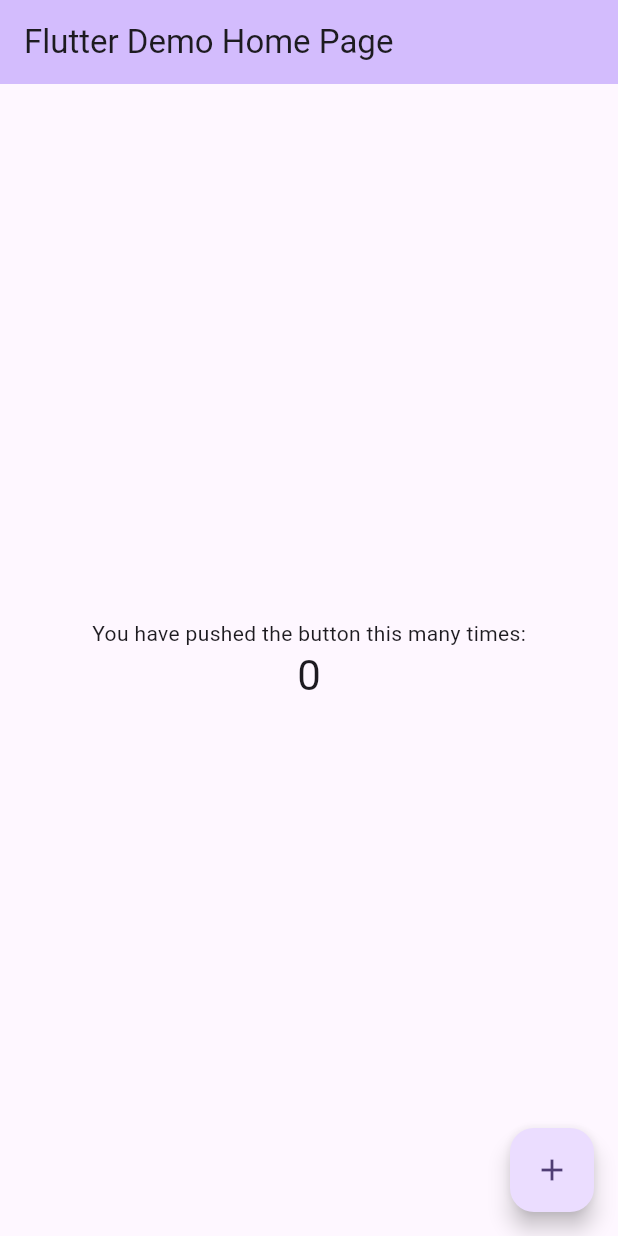
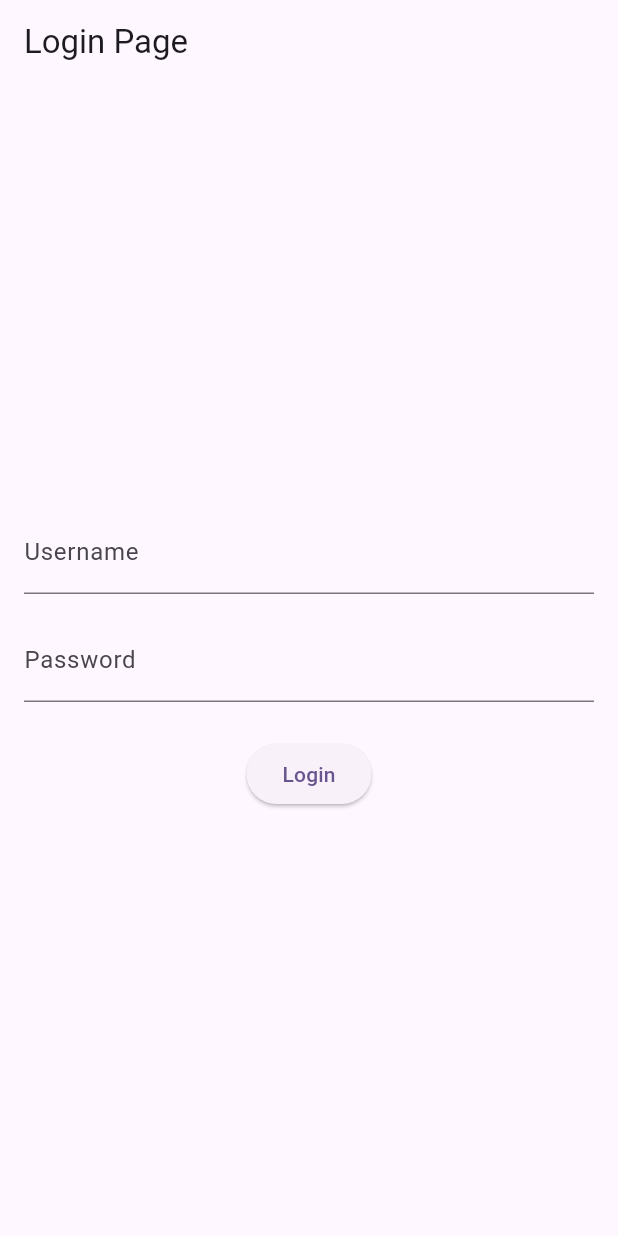
Before and after one commit to emzhofb/tutorial-flutter, a Flutter app: the screen it shows after launch, on a phone screen of 412 x 824 dp. Run offline on Flutter 3.47's test engine with Material 3 defaults, Android fonts, the phone set to English and light mode, and no system bars; our stand-ins replace flutter_easyloading, responsive_framework.

Commit message:
basic without bloc

```diff
--- a/lib/bloc/counter_bloc.dart
+++ /dev/null
@@ -1,18 +0,0 @@
-import 'package:equatable/equatable.dart';
-import 'package:flutter_bloc/flutter_bloc.dart';
-
-part 'counter_event.dart';
-part 'counter_state.dart';
-
-class CounterBloc extends Bloc<CounterEvent, CounterState> {
-  CounterBloc() : super(CounterInitial()) {
-    on<IncrementCounterRequested>(_onIncrementCounter);
-  }
-
-  Future<void> _onIncrementCounter(
-    IncrementCounterRequested event,
-    Emitter<CounterState> emit,
-  ) async {
-    emit(CounterSuccess(event.counter + 1));
-  }
-}
--- a/lib/bloc/counter_event.dart
+++ /dev/null
@@ -1,14 +0,0 @@
-part of 'counter_bloc.dart';
-
-abstract class CounterEvent extends Equatable {
-  const CounterEvent();
-
-  @override
-  List<Object> get props => [];
-}
-
-class IncrementCounterRequested extends CounterEvent {
-  final int counter;
-
-  const IncrementCounterRequested(this.counter);
-}
--- a/lib/bloc/counter_state.dart
+++ /dev/null
@@ -1,17 +0,0 @@
-part of 'counter_bloc.dart';
-
-class CounterState extends Equatable {
-  @override
-  List<Object?> get props => [];
-}
-
-class CounterInitial extends CounterState {}
-
-class CounterSuccess extends CounterState {
-  final int value;
-
-  CounterSuccess(this.value);
-
-  @override
-  List<Object?> get props => [value];
-}
--- a/lib/main.dart
+++ b/lib/main.dart
@@ -1,6 +1,9 @@
 import 'package:flutter/material.dart';
-import 'package:flutter_bloc/flutter_bloc.dart';
-import 'package:flutter_chatbot/bloc/counter_bloc.dart';
+import 'package:flutter_chatbot/screen/login.dart';
+import 'package:flutter_easyloading/flutter_easyloading.dart';
+import 'package:responsive_framework/responsive_framework.dart';
+
+final GlobalKey<NavigatorState> navigatorKey = GlobalKey<NavigatorState>();
 
 void main() {
   runApp(const MyApp());
@@ -12,73 +15,24 @@ class MyApp extends StatelessWidget {
   @override
   Widget build(BuildContext context) {
     return MaterialApp(
+      navigatorKey: navigatorKey,
       title: 'Flutter Demo',
       theme: ThemeData(
         colorScheme: ColorScheme.fromSeed(seedColor: Colors.deepPurple),
       ),
-      home: BlocProvider(
-        create: (context) => CounterBloc(),
-        child: const MyHomePage(title: 'Flutter Demo Home Page'),
+      home: LoginScreen(),
+      builder: EasyLoading.init(
+        builder:
+            (context, widget) => ResponsiveBreakpoints.builder(
+              child: ClampingScrollWrapper.builder(context, widget!),
+              breakpoints: [
+                const Breakpoint(start: 0, end: 450, name: MOBILE),
+                const Breakpoint(start: 451, end: 800, name: TABLET),
+                const Breakpoint(start: 801, end: 1920, name: DESKTOP),
+                const Breakpoint(start: 1921, end: double.infinity, name: '4K'),
+              ],
+            ),
       ),
     );
   }
 }
-
-class MyHomePage extends StatefulWidget {
-  const MyHomePage({super.key, required this.title});
-
-  final String title;
-
-  @override
-  State<MyHomePage> createState() => _MyHomePageState();
-}
-
-class _MyHomePageState extends State<MyHomePage> {
-  @override
-  Widget build(BuildContext context) {
-    final counterBloc = context.read<CounterBloc>();
-
-    void incrementCounter() {
-      final currentState = counterBloc.state;
-      int currentValue =
-          (currentState is CounterSuccess) ? currentState.value : 0;
-
-      counterBloc.add(IncrementCounterRequested(currentValue));
-    }
-
-    return Scaffold(
-      appBar: AppBar(
-        backgroundColor: Theme.of(context).colorScheme.inversePrimary,
-        title: Text(widget.title),
-      ),
-      body: Center(
-        child: Column(
-          mainAxisAlignment: MainAxisAlignment.center,
-          children: <Widget>[
-            const Text('You have pushed the button this many times:'),
-            BlocBuilder<CounterBloc, CounterState>(
-              builder: (context, state) {
-                if (state is CounterSuccess) {
-                  return Text(
-                    '${state.value}',
-                    style: Theme.of(context).textTheme.headlineMedium,
-                  );
-                }
-
-                return Text(
-                  '0',
-                  style: Theme.of(context).textTheme.headlineMedium,
-                );
-              },
-            ),
-          ],
-        ),
-      ),
-      floatingActionButton: FloatingActionButton(
-        onPressed: incrementCounter,
-        tooltip: 'Increment',
-        child: const Icon(Icons.add),
-      ),
-    );
-  }
-}
--- /dev/null
+++ b/lib/screen/login.dart
@@ -0,0 +1,87 @@
+import 'package:flutter/material.dart';
+import 'package:flutter/scheduler.dart';
+import 'package:flutter_chatbot/main.dart';
+import 'package:flutter_chatbot/screen/homepage.dart';
+
+class LoginScreen extends StatefulWidget {
+  const LoginScreen({super.key});
+
+  @override
+  State<LoginScreen> createState() => _LoginScreenState();
+}
+
+class _LoginScreenState extends State<LoginScreen> {
+  final TextEditingController _usernameController = TextEditingController();
+  final TextEditingController _passwordController = TextEditingController();
+  bool isLoading = false;
+
+  void login() async {
+    setState(() {
+      isLoading = true;
+    });
+
+    // Simulate login process
+    await Future.delayed(const Duration(seconds: 2));
+
+    setState(() {
+      isLoading = false;
+    });
+
+    if (_usernameController.text == "admin" &&
+        _passwordController.text == "admin") {
+      SchedulerBinding.instance.addPostFrameCallback((_) {
+        if (navigatorKey.currentContext != null) {
+          ScaffoldMessenger.of(
+            navigatorKey.currentContext!,
+          ).showSnackBar(const SnackBar(content: Text("Login Successful!")));
+        }
+      });
+
+      Navigator.push(
+        navigatorKey.currentContext!,
+        MaterialPageRoute(
+          builder: (context) {
+            return const HomePageScreen();
+          },
+        ),
+      );
+    } else {
+      SchedulerBinding.instance.addPostFrameCallback((_) {
+        if (navigatorKey.currentContext != null) {
+          ScaffoldMessenger.of(navigatorKey.currentContext!).showSnackBar(
+            const SnackBar(content: Text("Invalid Username or Password")),
+          );
+        }
+      });
+    }
+  }
+
+  @override
+  Widget build(BuildContext context) {
+    return Scaffold(
+      appBar: AppBar(title: const Text("Login Page")),
+      body: Padding(
+        padding: const EdgeInsets.all(16.0),
+        child: Column(
+          mainAxisAlignment: MainAxisAlignment.center,
+          children: [
+            TextField(
+              controller: _usernameController,
+              decoration: const InputDecoration(labelText: "Username"),
+            ),
+            const SizedBox(height: 16),
+            TextField(
+              controller: _passwordController,
+              obscureText: true,
+              decoration: const InputDecoration(labelText: "Password"),
+            ),
+            const SizedBox(height: 24),
+            isLoading
+                ? const CircularProgressIndicator()
+                : ElevatedButton(onPressed: login, child: const Text("Login")),
+          ],
+        ),
+      ),
+    );
+  }
+}
--- a/pubspec.yaml
+++ b/pubspec.yaml
@@ -36,6 +36,8 @@ dependencies:
   cupertino_icons: ^1.0.8
   flutter_bloc: ^9.1.1
   equatable: ^2.0.7
+  flutter_easyloading: ^3.0.5
+  responsive_framework: ^1.5.1
 
 dev_dependencies:
   flutter_test:
```
Also changed, not shown: lib/screen/homepage.dart (added, +59 -0 lines), pubspec.lock.
